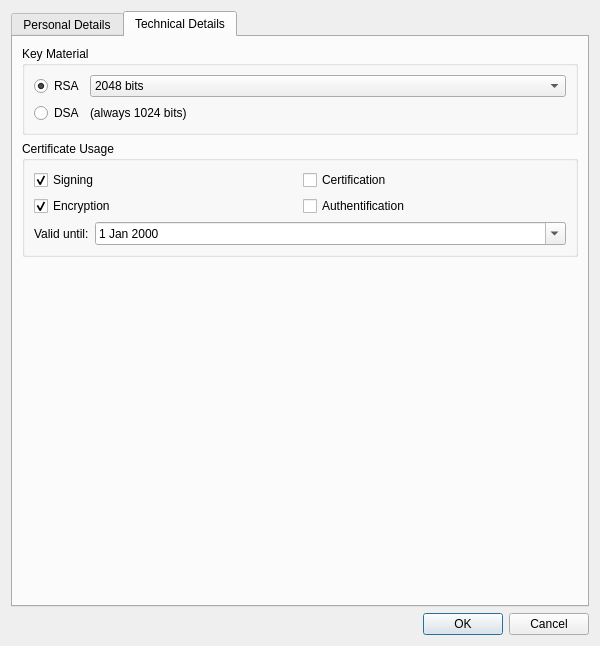
Qt form newcertificatewizard/advancedsettingsdialog.ui (sensama/kleopatra) before a commit.
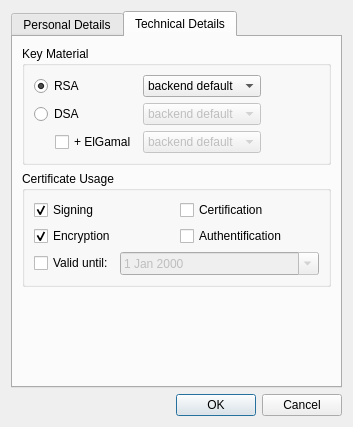
The same form after that commit. The open tabs and pages were chosen to show the change. Custom widgets are drawn as their Qt base class.

Commit message: Get the key type and key usage network to work correctly. Man, X.509 can do all of that, if only gpgsm would support it, this dialog would be trivial :)

The edit to the form file:
```diff
--- a/newcertificatewizard/advancedsettingsdialog.ui
+++ b/newcertificatewizard/advancedsettingsdialog.ui
@@ -5,14 +5,14 @@
    <rect>
     <x>0</x>
     <y>0</y>
-    <width>600</width>
-    <height>646</height>
+    <width>353</width>
+    <height>427</height>
    </rect>
   </property>
   <property name="windowTitle" >
    <string>Dialog</string>
   </property>
-  <layout class="QVBoxLayout" name="verticalLayout_2" >
+  <layout class="QVBoxLayout" name="verticalLayout_7" >
    <item>
     <widget class="QTabWidget" name="tabWidget" >
      <widget class="QWidget" name="personalTab" >
@@ -27,7 +27,19 @@
       <attribute name="title" >
        <string>Personal Details</string>
       </attribute>
-      <layout class="QGridLayout" name="gridLayout_3" >
+      <layout class="QGridLayout" name="gridLayout" >
+       <item row="0" column="0" colspan="2" >
+        <widget class="QGroupBox" name="uidGB" >
+         <property name="title" >
+          <string>Additional User-IDs</string>
+         </property>
+         <layout class="QVBoxLayout" name="verticalLayout_6" >
+          <item>
+           <widget class="Kleo::NewCertificateUi::ListWidget" native="1" name="uidLW" />
+          </item>
+         </layout>
+        </widget>
+       </item>
        <item rowspan="2" row="2" column="0" >
         <widget class="QGroupBox" name="emailGB" >
          <property name="title" >
@@ -83,21 +95,21 @@
        <rect>
         <x>0</x>
         <y>0</y>
-        <width>578</width>
-        <height>549</height>
+        <width>331</width>
+        <height>330</height>
        </rect>
       </property>
       <attribute name="title" >
        <string>Technical Details</string>
       </attribute>
-      <layout class="QVBoxLayout" name="verticalLayout" >
+      <layout class="QVBoxLayout" name="verticalLayout_2" >
        <item>
         <widget class="QGroupBox" name="groupBox" >
          <property name="title" >
           <string>Key Material</string>
          </property>
-         <layout class="QGridLayout" name="gridLayout" >
-          <item row="0" column="0" >
+         <layout class="QGridLayout" name="gridLayout_3" >
+          <item row="0" column="0" colspan="3" >
            <widget class="QRadioButton" name="rsaRB" >
             <property name="text" >
              <string>RSA</string>
@@ -107,58 +119,145 @@
             </property>
            </widget>
           </item>
-          <item row="0" column="1" >
-           <widget class="QComboBox" name="rsaKeyStrengthCB" >
-            <property name="sizePolicy" >
-             <sizepolicy vsizetype="Fixed" hsizetype="MinimumExpanding" >
-              <horstretch>0</horstretch>
-              <verstretch>0</verstretch>
-             </sizepolicy>
+          <item row="0" column="5" >
+           <spacer name="horizontalSpacer" >
+            <property name="orientation" >
+             <enum>Qt::Horizontal</enum>
             </property>
-            <property name="currentIndex" >
-             <number>2</number>
+            <property name="sizeHint" stdset="0" >
+             <size>
+              <width>40</width>
+              <height>20</height>
+             </size>
             </property>
-            <item>
-             <property name="text" >
-              <string>1024 bits</string>
-             </property>
-            </item>
-            <item>
-             <property name="text" >
-              <string>1536 bits</string>
-             </property>
-            </item>
-            <item>
-             <property name="text" >
-              <string>2048 bits</string>
-             </property>
-            </item>
-            <item>
-             <property name="text" >
-              <string>3072 bits</string>
-             </property>
-            </item>
-            <item>
-             <property name="text" >
-              <string>4096 bits</string>
-             </property>
-            </item>
-           </widget>
+           </spacer>
           </item>
-          <item row="1" column="0" >
+          <item row="1" column="0" colspan="3" >
            <widget class="QRadioButton" name="dsaRB" >
             <property name="text" >
              <string>DSA</string>
             </property>
            </widget>
           </item>
-          <item row="1" column="1" >
-           <widget class="QLabel" name="label" >
+          <item row="2" column="1" colspan="2" >
+           <widget class="QCheckBox" name="elgCB" >
+            <property name="enabled" >
+             <bool>true</bool>
+            </property>
             <property name="text" >
-             <string>(always 1024 bits)</string>
+             <string>+ ElGamal</string>
             </property>
            </widget>
           </item>
+          <item row="2" column="3" colspan="2" >
+           <widget class="QComboBox" name="elgKeyStrengthCB" >
+            <property name="enabled" >
+             <bool>false</bool>
+            </property>
+            <item>
+             <property name="text" >
+              <string>backend default</string>
+             </property>
+            </item>
+            <item>
+             <property name="text" >
+              <string>1024 bits</string>
+             </property>
+            </item>
+            <item>
+             <property name="text" >
+              <string>1536 bits</string>
+             </property>
+            </item>
+            <item>
+             <property name="text" >
+              <string>2048 bits</string>
+             </property>
+            </item>
+            <item>
+             <property name="text" >
+              <string>3072 bits</string>
+             </property>
+            </item>
+            <item>
+             <property name="text" >
+              <string>4096 bits</string>
+             </property>
+            </item>
+           </widget>
+          </item>
+          <item row="0" column="3" colspan="2" >
+           <widget class="QComboBox" name="rsaKeyStrengthCB" >
+            <item>
+             <property name="text" >
+              <string>backend default</string>
+             </property>
+            </item>
+            <item>
+             <property name="text" >
+              <string>1024 bits</string>
+             </property>
+            </item>
+            <item>
+             <property name="text" >
+              <string>1536 bits</string>
+             </property>
+            </item>
+            <item>
+             <property name="text" >
+              <string>2048 bits</string>
+             </property>
+            </item>
+            <item>
+             <property name="text" >
+              <string>3072 bits</string>
+             </property>
+            </item>
+            <item>
+             <property name="text" >
+              <string>4096 bits</string>
+             </property>
+            </item>
+           </widget>
+          </item>
+          <item row="1" column="3" colspan="2" >
+           <widget class="QComboBox" name="dsaVersionCB" >
+            <property name="enabled" >
+             <bool>false</bool>
+            </property>
+            <item>
+             <property name="text" >
+              <string>backend default</string>
+             </property>
+            </item>
+            <item>
+             <property name="text" >
+              <string>v1 (1024 bits)</string>
+             </property>
+            </item>
+            <item>
+             <property name="text" >
+              <string>v2 (2048 bits)</string>
+             </property>
+            </item>
+           </widget>
+          </item>
+          <item row="2" column="0" >
+           <spacer name="horizontalSpacer_2" >
+            <property name="orientation" >
+             <enum>Qt::Horizontal</enum>
+            </property>
+            <property name="sizeType" >
+             <enum>QSizePolicy::Fixed</enum>
+            </property>
+            <property name="sizeHint" stdset="0" >
+             <size>
+              <width>10</width>
+              <height>1</height>
+             </size>
+            </property>
+           </spacer>
+          </item>
          </layout>
         </widget>
        </item>
@@ -171,7 +270,7 @@
           <item row="2" column="0" colspan="2" >
            <layout class="QHBoxLayout" name="horizontalLayout" >
             <item>
-             <widget class="QLabel" name="label_2" >
+             <widget class="QCheckBox" name="expiryCB" >
               <property name="text" >
                <string>Valid until:</string>
               </property>
@@ -179,6 +278,9 @@
             </item>
             <item>
              <widget class="QDateEdit" name="expiryDE" >
+              <property name="enabled" >
+               <bool>false</bool>
+              </property>
               <property name="sizePolicy" >
                <sizepolicy vsizetype="Fixed" hsizetype="MinimumExpanding" >
                 <horstretch>0</horstretch>
```
Left out of the diff: 124 changed lines with no effect on the pictures. The commit also changes 1 other file.
